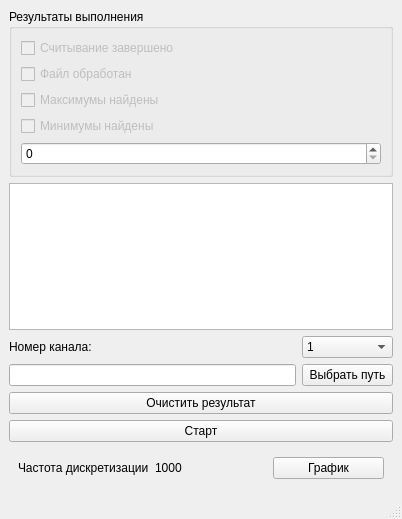
Before: the Qt Designer form lesson_7/task/mainwindow.ui in VaryamoAratar/homeWorkQt, drawn with Qt 5.
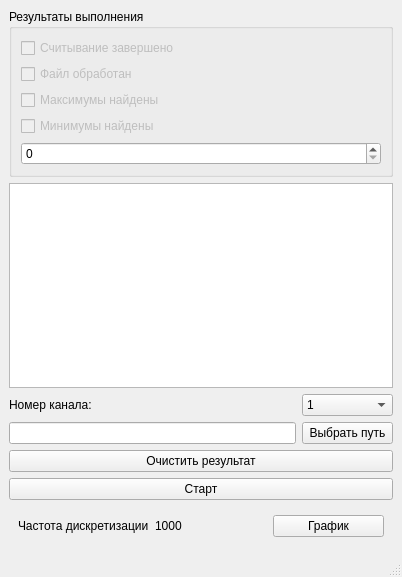
After: the same form once the commit is applied.

Diff of the .ui file:
```diff
--- a/lesson_7/task/mainwindow.ui
+++ b/lesson_7/task/mainwindow.ui
@@ -7,7 +7,7 @@
     <x>0</x>
     <y>0</y>
     <width>402</width>
-    <height>519</height>
+    <height>577</height>
    </rect>
   </property>
   <property name="windowTitle">
```
Left out of the diff: 8 changed lines with no effect on the pictures.
